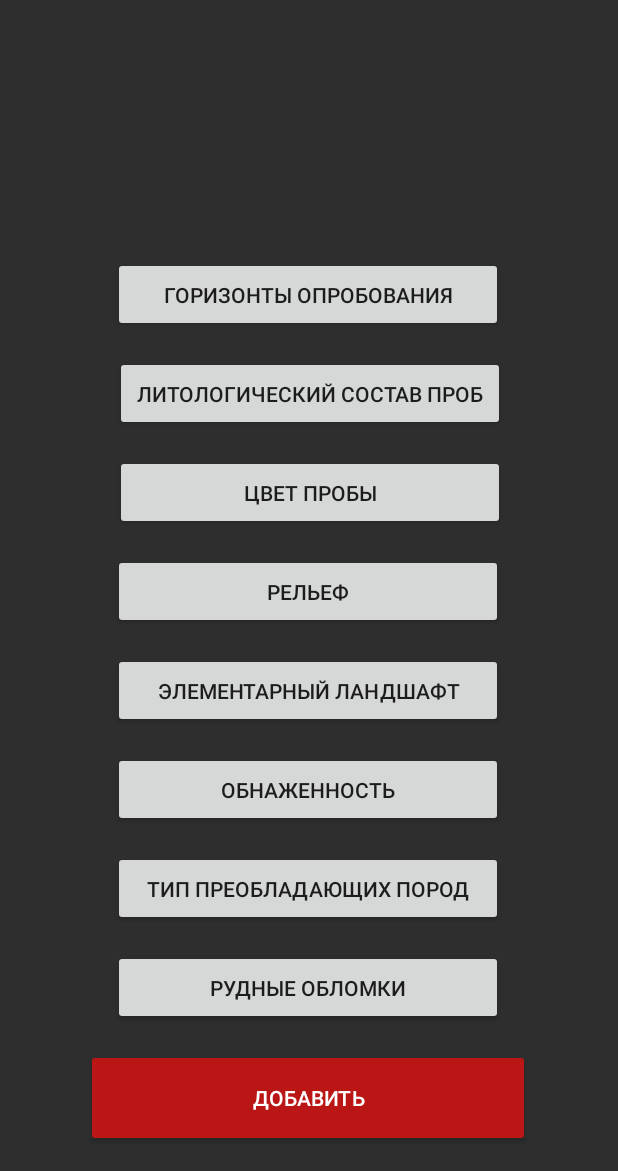
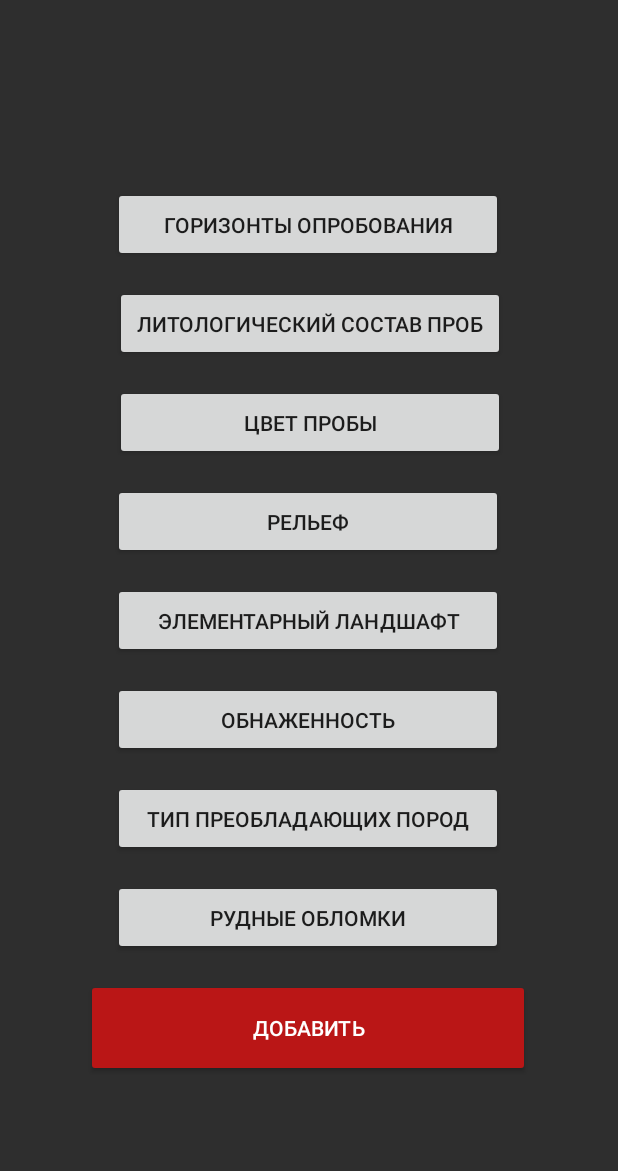
Before and after one commit to Urzu7/GruntPoint, an Android app: the screen it shows after launch (MainActivity), on a phone screen of 412 x 824 dp, the part 65-1236 px from its top. Run offline under Robolectric (Android 15) with nearby library versions, the phone set to English and light mode, and no system bars.

Commit message:
Дизайн калит, конечно

```diff
--- a/app/src/main/java/com/f0039/geopoint/Param_5.java
+++ b/app/src/main/java/com/f0039/geopoint/Param_5.java
@@ -18,7 +18,7 @@
     @Override
     protected void onCreate(Bundle savedInstanceState) {
         super.onCreate(savedInstanceState);
-        setContentView(R.layout.activity_param3);
+        setContentView(R.layout.activity_param5);
         buttpar5_1 = findViewById(R.id.buttpar5_1);
         buttpar5_2 = findViewById(R.id.buttpar5_2);
         buttpar5_3 = findViewById(R.id.buttpar5_3);
--- a/app/src/main/java/com/f0039/geopoint/Param_6.java
+++ b/app/src/main/java/com/f0039/geopoint/Param_6.java
@@ -17,7 +17,7 @@
     @Override
     protected void onCreate(Bundle savedInstanceState) {
         super.onCreate(savedInstanceState);
-        setContentView(R.layout.activity_param3);
+        setContentView(R.layout.activity_param6);
         buttpar6_1 = findViewById(R.id.buttpar6_1);
         buttpar6_2 = findViewById(R.id.buttpar6_2);
         buttpar6_3 = findViewById(R.id.buttpar6_3);
--- a/app/src/main/java/com/f0039/geopoint/Param_7.java
+++ b/app/src/main/java/com/f0039/geopoint/Param_7.java
@@ -11,14 +11,14 @@
 import android.widget.TextView;
 
 public class Param_7 extends AppCompatActivity {
-    public Button buttpar7_1, buttpar7_2, buttpar7_3, buttpar7_4, buttpar7_5, buttpar7_6, buttpar7_7, buttpar7_8, buttpar7_9, buttpar7_10;
+    public Button buttpar7_1, buttpar7_2, buttpar7_3, buttpar7_4, buttpar7_5, buttpar7_6, buttpar7_7;
     public TextView Textpar7, textViewDone;
 
 
     @Override
     protected void onCreate(Bundle savedInstanceState) {
         super.onCreate(savedInstanceState);
-        setContentView(R.layout.activity_param3);
+        setContentView(R.layout.activity_param7);
         buttpar7_1 = findViewById(R.id.buttpar7_1);
         buttpar7_2 = findViewById(R.id.buttpar7_2);
         buttpar7_3 = findViewById(R.id.buttpar7_3);
--- a/app/src/main/java/com/f0039/geopoint/Param_8.java
+++ b/app/src/main/java/com/f0039/geopoint/Param_8.java
@@ -18,7 +18,7 @@
     @Override
     protected void onCreate(Bundle savedInstanceState) {
         super.onCreate(savedInstanceState);
-        setContentView(R.layout.activity_param3);
+        setContentView(R.layout.activity_param8);
         buttpar8_1 = findViewById(R.id.buttpar8_1);
         buttpar8_2 = findViewById(R.id.buttpar8_2);
         buttpar8_3 = findViewById(R.id.buttpar8_3);
--- a/app/src/main/res/layout/activity_main.xml
+++ b/app/src/main/res/layout/activity_main.xml
@@ -226,11 +226,11 @@
         android:layout_width="wrap_content"
         android:layout_height="50dp"
         android:layout_marginEnd="4dp"
-        android:layout_marginBottom="96dp"
+        android:layout_marginBottom="16dp"
         android:text="  "
         android:textColor="@color/white"
         android:textSize="13dp"
-        app:layout_constraintBottom_toBottomOf="parent"
+        app:layout_constraintBottom_toTopOf="@+id/ButtDone"
         app:layout_constraintEnd_toEndOf="parent"
         app:layout_constraintStart_toEndOf="@+id/ButtPar8"
         tools:ignore="SpeakableTextPresentCheck" />
@@ -239,7 +239,6 @@
         android:id="@+id/ButtDone"
         android:layout_width="296dp"
         android:layout_height="65dp"
-        android:layout_marginBottom="16dp"
         android:backgroundTint="#BA1616"
         android:onClick="ButtDoneOut"
         android:text="Добавить"
@@ -247,6 +246,8 @@
         app:layout_constraintBottom_toBottomOf="parent"
         app:layout_constraintEnd_toEndOf="parent"
         app:layout_constraintHorizontal_bias="0.495"
-        app:layout_constraintStart_toStartOf="parent" />
+        app:layout_constraintStart_toStartOf="parent"
+        app:layout_constraintTop_toTopOf="parent"
+        app:layout_constraintVertical_bias="0.917" />
 
 </android.support.constraint.ConstraintLayout>
```
Also changed, not shown: app/src/main/java/com/f0039/geopoint/MainActivity.java (+8 -8 lines).
